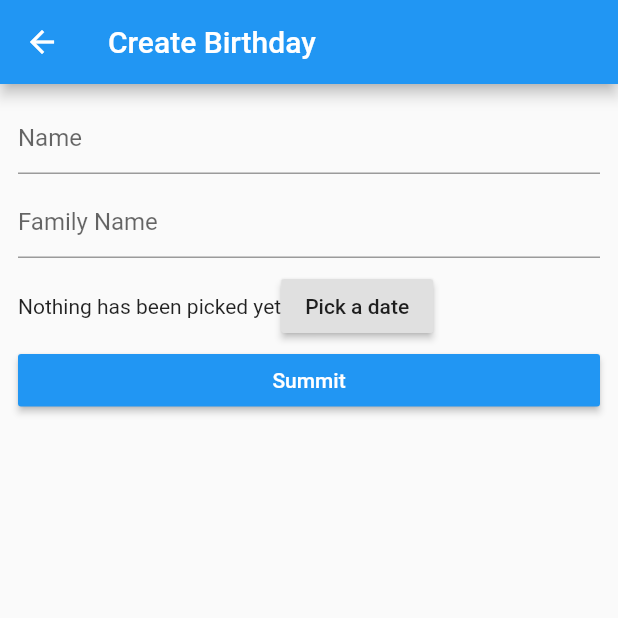
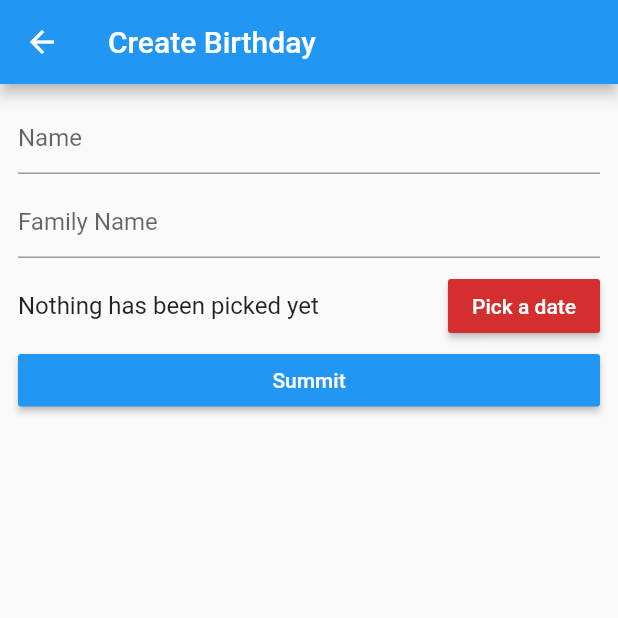
Before and after one commit to lucas-naman/Zozo-Application, a Flutter app: the screen it shows after launch, after a tap on the "add" icon, on a phone screen of 412 x 824 dp, the top half of it. Run offline on Flutter 3.47's test engine with Material 2 defaults, Android fonts, the phone set to English and light mode, and no system bars; our stand-ins replace get_it.

Commit message:
implemented all the activities and birthday service

```diff
--- a/bday/lib/main.dart
+++ b/bday/lib/main.dart
@@ -1,7 +1,16 @@
 import 'package:bday/views/bday_list.dart';
 import 'package:flutter/material.dart';
+import 'package:get_it/get_it.dart';
+import 'package:bday/services/bday_service.dart';
 
-void main() => runApp(MyApp());
+void setupLocator() {
+  GetIt.I.registerLazySingleton(() => BDayService());
+}
+
+void main() {
+  setupLocator();
+  runApp(MyApp());
+}
 
 class MyApp extends StatelessWidget {
   // This widget is the root of your application.
--- /dev/null
+++ b/bday/lib/services/bday_service.dart
@@ -0,0 +1,14 @@
+import 'package:bday/models/bday_for_listing.dart';
+
+class BDayService {
+
+  List <BDayForListing> getBDayList() {
+    return [
+      new BDayForListing(bday: DateTime.now(), id: "1", name: "ZOZO", fname: "ZOZO"),
+      new BDayForListing(bday: DateTime.now(), id: "2", name: "ZAZA", fname: "ZAZA"),
+      new BDayForListing(bday: DateTime.now(), id: "3", name: "ZEZE", fname: "ZEZE"),
+      new BDayForListing(bday: DateTime.now(), id: "4", name: "ZUZU", fname: "ZUZU"),
+    ];
+  }
+
+}
--- a/bday/lib/views/bday_list.dart
+++ b/bday/lib/views/bday_list.dart
@@ -1,18 +1,31 @@
 import 'package:bday/models/bday_for_listing.dart';
+import 'package:bday/views/bday_delete.dart';
 import 'package:flutter/material.dart';
+import 'package:get_it/get_it.dart';
 import 'bday_modify.dart';
+import 'package:bday/services/bday_service.dart';
 
-class BDayList extends StatelessWidget {
+class BDayList extends StatefulWidget {
 
-  final bdays = [
-    new BDayForListing(bday: DateTime.now(), id: "1", name: "ZOZO", fname: "ZOZO"),
-    new BDayForListing(bday: DateTime.now(), id: "1", name: "ZAZA", fname: "ZAZA"),
-    new BDayForListing(bday: DateTime.now(), id: "1", name: "ZEZE", fname: "ZEZE"),
-    new BDayForListing(bday: DateTime.now(), id: "1", name: "ZUZU", fname: "ZUZU"),
-  ];
+  @override
+  _BDayListState createState () => _BDayListState();
+
+}
+
+class _BDayListState extends State<BDayList> {
+
+  BDayService get bdayService =>GetIt.I<BDayService>();
+
+  List<BDayForListing> bdays = [];
 
   String formatDateTime (DateTime date) {
     return '${date.day}/${date.month}/${date.year}';
+  }
+
+  @override
+  void initState() {
+    bdays = bdayService.getBDayList();
+    super.initState();
   }
 
   @override
@@ -29,12 +42,34 @@ class BDayList extends StatelessWidget {
       body: ListView.separated(
         separatorBuilder: (_, __) => Divider(height: 1, color: Colors.green),
         itemBuilder: (_, index) {
-          return ListTile(
-            title: Text(
-              bdays[index].name + " " + bdays[index].fname,
-              style: TextStyle(color: Theme.of(context).primaryColor),
+          return Dismissible(
+            key: ValueKey(bdays[index].id),
+            onDismissed: (direction) {
+
+            },
+            confirmDismiss: (direction) async {
+              final result = await showDialog(
+                context: context,
+                builder: (_) => BDayDelete()
+              );
+              return result;
+            },
+            background: Container(
+              color: Colors.red,
+              padding: EdgeInsets.only(left: 16),
+              child: Align(child: Icon(Icons.delete, color: Colors.white), alignment: Alignment.centerLeft),
             ),
-            subtitle: Text('Birthday : ${formatDateTime(bdays[index].bday)}'),
+            child: ListTile(
+              title: Text(
+                bdays[index].name + " " + bdays[index].fname,
+                style: TextStyle(color: Theme.of(context).primaryColor),
+              ),
+              subtitle: Text('Birthday : ${formatDateTime(bdays[index].bday)}'),
+              onTap: () {
+                Navigator.of(context)
+                .push(MaterialPageRoute(builder: (_) => BDayModify(bdayID: bdays[index].id)));
+              },
+            ),
           );
         },
         itemCount: bdays.length),
--- a/bday/lib/views/bday_modify.dart
+++ b/bday/lib/views/bday_modify.dart
@@ -2,14 +2,22 @@ import 'package:flutter/material.dart';
 
 class BDayModify extends StatefulWidget {
 
+  final String bdayID;
+
+  BDayModify({this.bdayID});
+
   @override
-  _BDayModifyState createState() => _BDayModifyState();
+  _BDayModifyState createState() => _BDayModifyState(bdayID: this.bdayID);
 
 }
 
 class _BDayModifyState extends State<BDayModify> {
 
   DateTime _date;
+  String bdayID;
+  bool get isEditing => bdayID != null;
+
+  _BDayModifyState({this.bdayID});
 
   String formatDateTime (DateTime date) {
     return '${date.day}/${date.month}/${date.year}';
@@ -18,7 +26,7 @@ class _BDayModifyState extends State<BDayModify> {
   @override
   Widget build(BuildContext context) {
     return Scaffold(
-      appBar: AppBar(title: Text('Create Birthday')),
+      appBar: AppBar(title: Text(isEditing ? 'Modify Birthday': 'Create Birthday')),
       body: Padding(
         padding: const EdgeInsets.all(12.0),
         child : Column(
@@ -40,10 +48,16 @@ class _BDayModifyState extends State<BDayModify> {
 
             Container(height: 8),
 
-            Row(children: <Widget>[
-              Text(_date == null ? 'Nothing has been picked yet': formatDateTime(_date)),
+            Row(
+              mainAxisAlignment: MainAxisAlignment.spaceBetween,
+              children: <Widget>[
+              Text(
+                _date == null ? 'Nothing has been picked yet': 'Birthday: ${formatDateTime(_date)}',
+                style: TextStyle(fontSize: 16),
+              ),
               RaisedButton(
-                child: Text('Pick a date'),
+                child: Text('Pick a date', style: TextStyle(color: Colors.white)),
+                color: _date == null ? Theme.of(context).errorColor: Theme.of(context).primaryColor,
                 onPressed: () {
                   showDatePicker(
                     context: context,
--- a/bday/pubspec.yaml
+++ b/bday/pubspec.yaml
@@ -19,6 +19,7 @@ environment:
 dependencies:
   flutter:
     sdk: flutter
+  get_it: ^3.0.3
 
   # The following adds the Cupertino Icons font to your application.
   # Use with the CupertinoIcons class for iOS style icons.
```
Also changed, not shown: bday/lib/views/bday_delete.dart (added, +26 -0 lines), bday/pubspec.lock.
